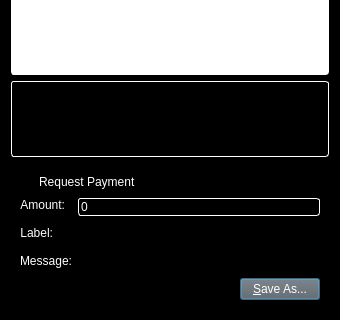
waffle-iron/DarkSilk-Release-Candidate, file src/qt/forms/qrcodedialog.ui: the form before one commit; both pictures show x 0 to 340 and y 236 to 556 of the 340 by 556 pixel window.
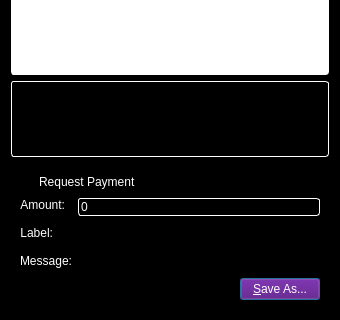
The form after the commit. Custom widgets are drawn as their Qt base class.

Diff of the .ui file:
```diff
--- a/src/qt/forms/qrcodedialog.ui
+++ b/src/qt/forms/qrcodedialog.ui
@@ -189,8 +189,8 @@
          <widget class="QPushButton" name="btnSaveAs">
           <property name="styleSheet">
            <string notr="true">color: rgb(255, 255, 255);
-background-color: rgb(98, 98, 98);
-alternate-background-color: rgb(98, 98, 98);</string>
+background-color: rgb(86, 0, 120);
+alternate-background-color: rgb(86, 0, 120);</string>
           </property>
           <property name="text">
            <string>&amp;Save As...</string>
```
